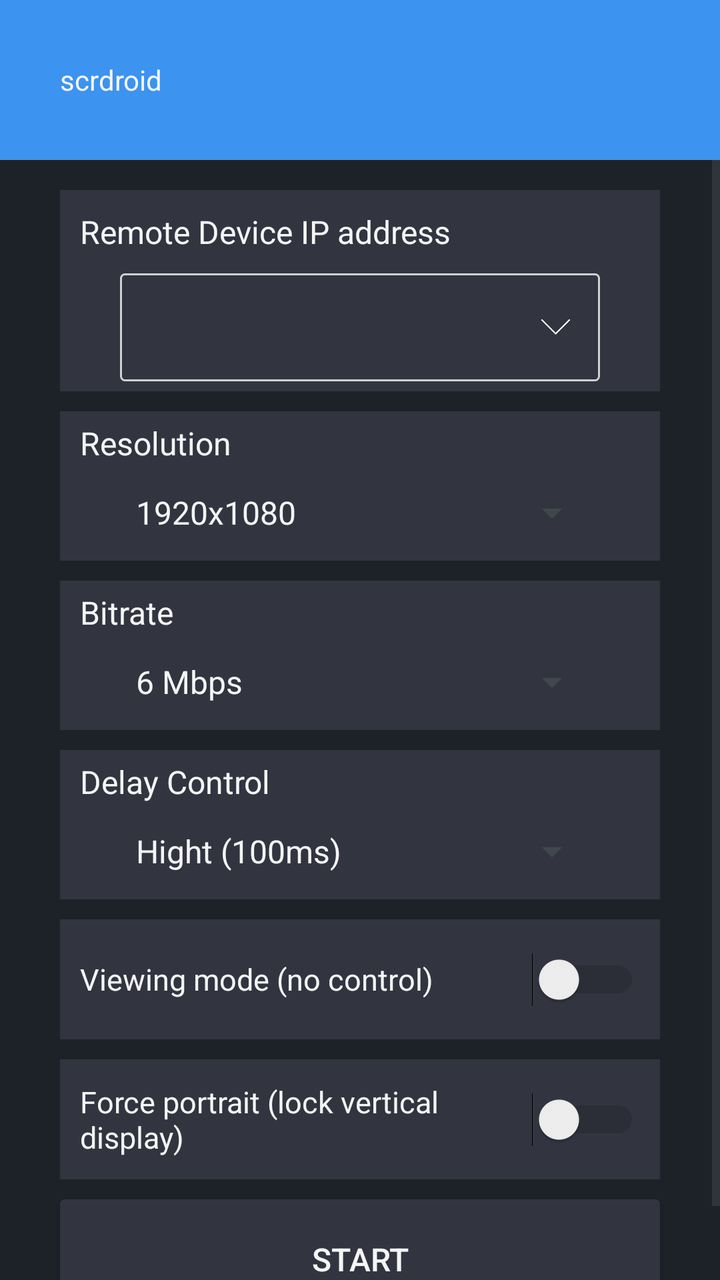
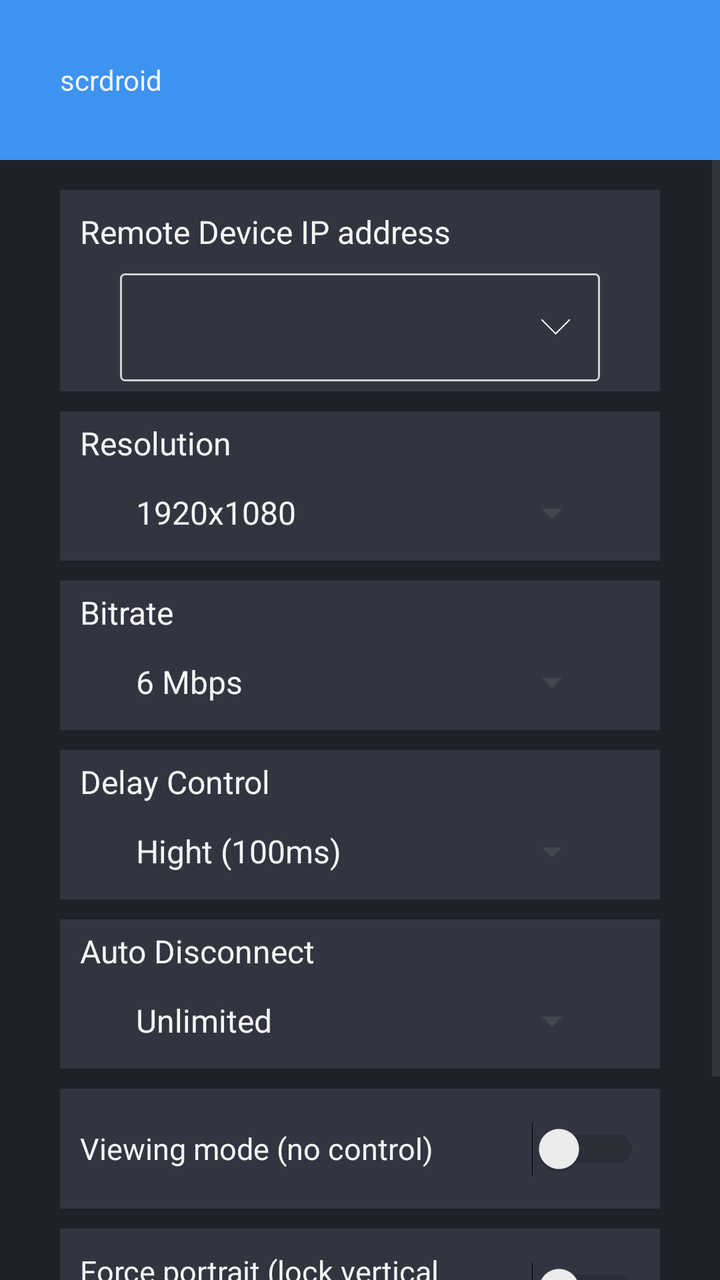

Two renders of the same Android screen: before a commit and after it. Below are the layout's source before the change and the commit's diff.
<!-- AndroidManifest.xml: application theme AppTheme -->
<!-- res/layout/activity_main.xml -->
<?xml version="1.0" encoding="utf-8"?>
<FrameLayout xmlns:android="http://schemas.android.com/apk/res/android"
    xmlns:tools="http://schemas.android.com/tools"
    android:layout_width="match_parent"
    android:layout_height="match_parent"
    android:background="#1D2228"
    android:orientation="vertical">

    <FrameLayout
        android:layout_width="match_parent"
        android:layout_height="80dp"
        android:layout_gravity="top"
        android:background="#3C93F0">

        <TextView
            android:layout_width="wrap_content"
            android:layout_height="80dp"
            android:layout_gravity="start|center_vertical"
            android:layout_marginLeft="10dp"
            android:gravity="center_vertical"
            android:padding="20dp"
            android:text="@string/app_name"
            android:textColor="@color/white" />

        <TextView
            android:id="@+id/version_text"
            android:layout_width="wrap_content"
            android:layout_height="80dp"
            android:layout_gravity="end|center_vertical"
            android:layout_marginRight="10dp"
            android:gravity="center_vertical"
            android:padding="20dp"
            android:textColor="#B0FFFFFF"
            android:textSize="12sp" />

    </FrameLayout>


    <ScrollView
        android:id="@+id/main_scroll_view"
        android:layout_width="match_parent"
        android:layout_height="match_parent"
        android:layout_gravity="top"
        android:layout_marginTop="80dp">

        <LinearLayout
            android:layout_width="match_parent"
            android:layout_height="wrap_content"
            android:layout_marginLeft="20dp"
            android:layout_marginTop="10dp"
            android:layout_marginRight="20dp"
            android:background="#1D2228"

            android:orientation="vertical"
            tools:context=".MainActivity">

            <LinearLayout
                android:layout_width="match_parent"
                android:layout_height="wrap_content"
                android:layout_marginLeft="10dp"
                android:layout_marginTop="5dp"
                android:layout_marginRight="10dp"
                android:background="#323540"
                android:orientation="vertical"
                android:paddingLeft="10dp"
                android:paddingTop="5dp"
                android:paddingRight="10dp"
                android:paddingBottom="5dp">

                <TextView
                    android:layout_width="match_parent"
                    android:layout_height="wrap_content"
                    android:paddingTop="5dp"
                    android:text="@string/label_server_ip"
                    android:textAppearance="@android:style/TextAppearance"
                    android:textColor="@color/white" />

                <LinearLayout
                    android:layout_width="match_parent"
                    android:layout_height="wrap_content"
                    android:layout_marginLeft="20dp"
                    android:layout_marginTop="10dp"
                    android:layout_marginRight="20dp"
                    android:background="@drawable/edit_background"
                    android:orientation="horizontal">

                    <EditText
                        android:id="@+id/editText_server_host"
                        android:layout_width="0dp"
                        android:layout_height="match_parent"
                        android:layout_weight="1"
                        android:background="@null"
                        android:gravity="center"
                        android:importantForAutofill="no"
                        android:inputType="text"
                        android:minHeight="50dp"
                        android:paddingLeft="5dp"
                        android:paddingRight="5dp"
                        android:textColor="@color/white"
                        android:textColorHint="#A8AAB5"
                        tools:ignore="LabelFor,SpeakableTextPresentCheck" />

                    <FrameLayout
                        android:id="@+id/history_list"
                        android:layout_width="40dp"
                        android:layout_height="50dp"
                        android:layout_gravity="center_vertical"
                        android:layout_margin="2dp"
                        android:background="@drawable/btn_selector">

                        <ImageView
                            android:layout_width="15dp"
                            android:layout_height="15dp"
                            android:layout_gravity="center"
                            android:src="@drawable/down" />
                    </FrameLayout>

                </LinearLayout>


            </LinearLayout>


            <LinearLayout
                android:layout_width="match_parent"
                android:layout_height="wrap_content"
                android:layout_marginLeft="10dp"
                android:layout_marginTop="10dp"
                android:layout_marginRight="10dp"
                android:background="#323540"
                android:orientation="vertical"
                android:paddingLeft="10dp"
                android:paddingTop="5dp"
                android:paddingRight="10dp">

                <TextView
                    android:layout_width="match_parent"
                    android:layout_height="wrap_content"
                    android:text="@string/label_video_resolution"
                    android:textAppearance="@android:style/TextAppearance"
                    android:textColor="@color/white"
                    android:textSize="16sp" />

                <Spinner
                    android:id="@+id/spinner_video_resolution"
                    android:layout_width="match_parent"
                    android:layout_height="wrap_content"
                    android:layout_marginLeft="20dp"
                    android:layout_marginRight="20dp"
                    android:entries="@array/options_resolution_values"
                    android:minHeight="48dp"
                    android:textColor="@color/white"
                    tools:ignore="DuplicateSpeakableTextCheck" />

            </LinearLayout>

            <LinearLayout
                android:layout_width="match_parent"
                android:layout_height="wrap_content"
                android:layout_marginLeft="10dp"
                android:layout_marginTop="10dp"
                android:layout_marginRight="10dp"
                android:background="#323540"
                android:orientation="vertical"
                android:paddingLeft="10dp"
                android:paddingTop="5dp"
                android:paddingRight="10dp">

                <TextView
                    android:layout_width="match_parent"
                    android:layout_height="wrap_content"
                    android:text="@string/label_video_bitrate"
                    android:textAppearance="@android:style/TextAppearance"
                    android:textColor="@color/white" />

                <Spinner
                    android:id="@+id/spinner_video_bitrate"
                    android:layout_width="match_parent"
                    android:layout_height="wrap_content"
                    android:layout_marginLeft="20dp"
                    android:layout_marginRight="20dp"
                    android:entries="@array/options_bitrate_keys"
                    android:minHeight="48dp"
                    android:textColor="@color/white" />

            </LinearLayout>

            <LinearLayout
                android:layout_width="match_parent"
                android:layout_height="wrap_content"
                android:layout_marginLeft="10dp"
                android:layout_marginTop="10dp"
                android:layout_marginRight="10dp"
                android:background="#323540"
                android:orientation="vertical"
                android:paddingLeft="10dp"
                android:paddingTop="5dp"
                android:paddingRight="10dp">

                <TextView
                    android:layout_width="match_parent"
                    android:layout_height="wrap_content"
                    android:text="@string/delay_control"
                    android:textAppearance="@android:style/TextAppearance"
                    android:textColor="@color/white"
                    android:textSize="16sp" />

                <Spinner
                    android:id="@+id/delay_control_spinner"
                    android:layout_width="match_parent"
                    android:layout_height="wrap_content"
                    android:layout_marginLeft="20dp"
                    android:layout_marginRight="20dp"
                    android:entries="@array/options_delay_keys"
                    android:minHeight="48dp"
                    android:textColor="@color/white"
                    tools:ignore="DuplicateSpeakableTextCheck" />

            </LinearLayout>

            <Switch
                android:id="@+id/switch0"
                android:layout_width="match_parent"
                android:layout_height="60dp"
                android:layout_marginLeft="10dp"
                android:layout_marginTop="10dp"
                android:layout_marginRight="10dp"
                android:layout_weight="1"
                android:background="#323540"
                android:gravity="center_vertical"
                android:paddingLeft="10dp"
                android:paddingRight="10dp"
                android:text="@string/switch0"
                android:textColor="@color/white"
                android:textSize="15sp" />

            <Switch
                android:id="@+id/switch_force_portrait"
                android:layout_width="match_parent"
                android:layout_height="60dp"
                android:layout_marginLeft="10dp"
                android:layout_marginTop="10dp"
                android:layout_marginRight="10dp"
                android:layout_weight="1"
                android:background="#323540"
                android:gravity="center_vertical"
                android:paddingLeft="10dp"
                android:paddingRight="10dp"
                android:text="@string/switch_force_portrait"
                android:textColor="@color/white"
                android:textSize="15sp" />


            <Button
                android:id="@+id/button_start"
                android:layout_width="match_parent"
                android:layout_height="60dp"
                android:layout_marginLeft="10dp"
                android:layout_marginTop="10dp"
                android:layout_marginRight="10dp"
                android:layout_marginBottom="20dp"
                android:layout_weight="1"
                android:background="@drawable/btn_selector"
                android:text="@string/action_start"
                android:textColor="@color/white"
                android:textSize="16sp" />
        </LinearLayout>
    </ScrollView>
</FrameLayout>
<!-- resources referenced by this layout -->
<resources>
  <string-array name="options_bitrate_keys">
          <item>6 Mbps</item>
          <item>4 Mbps</item>
          <item>2 Mbps</item>
          <item>1 Mbps</item>
      </string-array>
  <string-array name="options_delay_keys">
          <item>Hight (100ms)</item>
          <item>Medium (60ms)</item>
          <item>Low (30ms)</item>
      </string-array>
  <string-array name="options_resolution_values">
          <item>1920x1080</item>
          <item>1600x720</item>
          <item>1280x720</item>
          <item>1200x540</item>
          <item>960x720</item>
          <item>800x448</item>
          <item>640x360</item>
      </string-array>
  <color name="white">#f5f5f5</color>
  <!-- drawable btn_selector (drawable) -->
  <?xml version="1.0" encoding="utf-8"?>
  <selector xmlns:android="http://schemas.android.com/apk/res/android">
      <item android:drawable="@drawable/btn_global" android:state_pressed="false" />
      <item android:drawable="@drawable/btn_click" android:state_pressed="true" />
  </selector>
  <!-- drawable down: png bitmap (drawable, 3168 bytes) -->
  <!-- drawable edit_background (drawable) -->
  <?xml version="1.0" encoding="utf-8"?>
  <layer-list xmlns:android="http://schemas.android.com/apk/res/android">
      <item>
          <shape android:shape="rectangle">
              <solid android:color="#00000000" />
              <corners android:radius="2dp" />
              <stroke
                  android:width="1dp"
                  android:color="#D0D0D0" />
          </shape>
      </item>
  </layer-list>
  <string name="action_start">Start</string>
  <string name="app_name">scrdroid</string>
  <string name="delay_control">Delay Control</string>
  <string name="label_server_ip">Remote Device IP address</string>
  <string name="label_video_bitrate">Bitrate</string>
  <string name="label_video_resolution">Resolution</string>
  <string name="switch0">Viewing mode (no control)</string>
  <string name="switch_force_portrait">Force portrait (lock vertical display)</string>
  <style name="AppTheme" parent="android:Theme.DeviceDefault.Light.NoActionBar">
          
          
          <item name="android:textColorHint">#A8AAB5</item>
          <item name="android:colorPrimaryDark" tools:ignore="NewApi">#3C93F0
          </item>  
  
          
          
          <item name="android:spinnerItemStyle">@style/mySpinnerItemStyle</item>
  
          
          <item name="android:windowBackground">@color/theme_color</item>
      </style>
  <!-- drawable btn_global (drawable) -->
  <?xml version="1.0" encoding="utf-8"?>
  <shape xmlns:android="http://schemas.android.com/apk/res/android">
      
      <solid android:color="#323540" />
      
      
      <corners android:radius="2dip" />
      
      <stroke
          android:width="2px"
          android:color="#323540" />
  </shape>
  <!-- drawable btn_click (drawable) -->
  <?xml version="1.0" encoding="utf-8"?>
  <shape xmlns:android="http://schemas.android.com/apk/res/android">
      
      <solid android:color="#292B38" />
      
      
      <corners android:radius="2dip" />
      
      <stroke
          android:width="2px"
          android:color="#292B38" />
  </shape>
  <style name="mySpinnerItemStyle" parent="@android:style/Widget.Holo.DropDownItem.Spinner">
          <item name="android:textColor">@color/white</item>
      </style>
  <color name="theme_color">#1D2228</color>
</resources>

<!-- the commit's change to res/layout/activity_main.xml (unified diff, before → after) -->
@@ -218,6 +218,38 @@
 
             </LinearLayout>
 
+            <LinearLayout
+                android:layout_width="match_parent"
+                android:layout_height="wrap_content"
+                android:layout_marginLeft="10dp"
+                android:layout_marginTop="10dp"
+                android:layout_marginRight="10dp"
+                android:background="#323540"
+                android:orientation="vertical"
+                android:paddingLeft="10dp"
+                android:paddingTop="5dp"
+                android:paddingRight="10dp">
+
+                <TextView
+                    android:layout_width="match_parent"
+                    android:layout_height="wrap_content"
+                    android:text="@string/auto_disconnect"
+                    android:textAppearance="@android:style/TextAppearance"
+                    android:textColor="@color/white"
+                    android:textSize="16sp" />
+
+                <Spinner
+                    android:id="@+id/auto_disconnect_spinner"
+                    android:layout_width="match_parent"
+                    android:layout_height="wrap_content"
+                    android:layout_marginLeft="20dp"
+                    android:layout_marginRight="20dp"
+                    android:entries="@array/options_auto_disconnect_keys"
+                    android:minHeight="48dp"
+                    android:textColor="@color/white" />
+
+            </LinearLayout>
+
             <Switch
                 android:id="@+id/switch0"
                 android:layout_width="match_parent"
<!-- resource entries referenced after the edit -->
@@ -1,5 +1,13 @@
 <!-- resources referenced by this layout -->
 <resources>
+  <string-array name="options_auto_disconnect_keys">
+          <item>Unlimited</item>
+          <item>5 min</item>
+          <item>10 min</item>
+          <item>30 min</item>
+          <item>60 min</item>
+          <item>120 min</item>
+      </string-array>
   <string-array name="options_bitrate_keys">
           <item>6 Mbps</item>
           <item>4 Mbps</item>
@@ -43,6 +51,7 @@
   </layer-list>
   <string name="action_start">Start</string>
   <string name="app_name">scrdroid</string>
+  <string name="auto_disconnect">Auto Disconnect</string>
   <string name="delay_control">Delay Control</string>
   <string name="label_server_ip">Remote Device IP address</string>
   <string name="label_video_bitrate">Bitrate</string>
